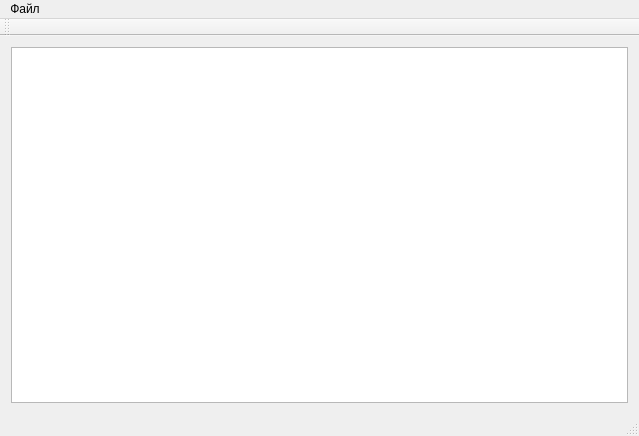
The window that mainwindow.ui (AiK312/DPLM) describes before a commit, drawn with Qt 5.
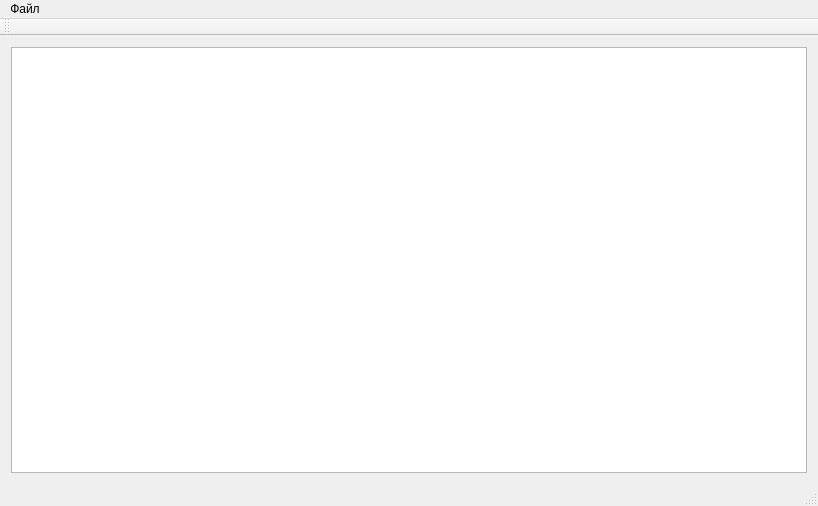
The same window after the commit.

```diff
--- a/mainwindow.ui
+++ b/mainwindow.ui
@@ -9,8 +9,8 @@
    <rect>
     <x>0</x>
     <y>0</y>
-    <width>639</width>
-    <height>436</height>
+    <width>818</width>
+    <height>506</height>
    </rect>
   </property>
   <property name="sizePolicy">
@@ -50,7 +50,7 @@
     <rect>
      <x>0</x>
      <y>0</y>
-     <width>639</width>
+     <width>818</width>
      <height>21</height>
     </rect>
    </property>
```
